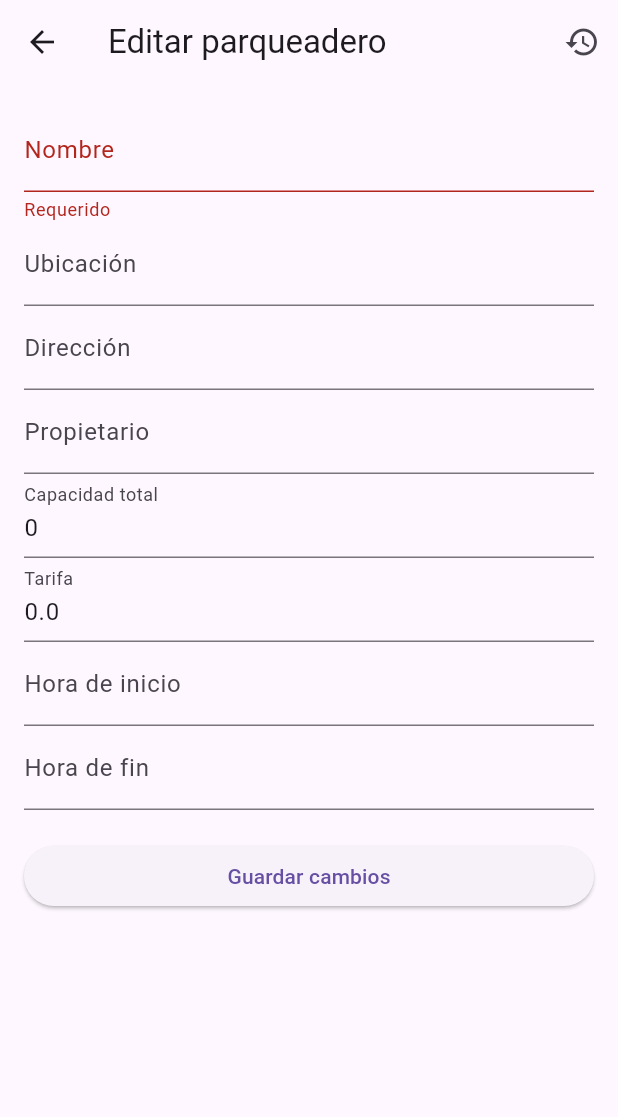
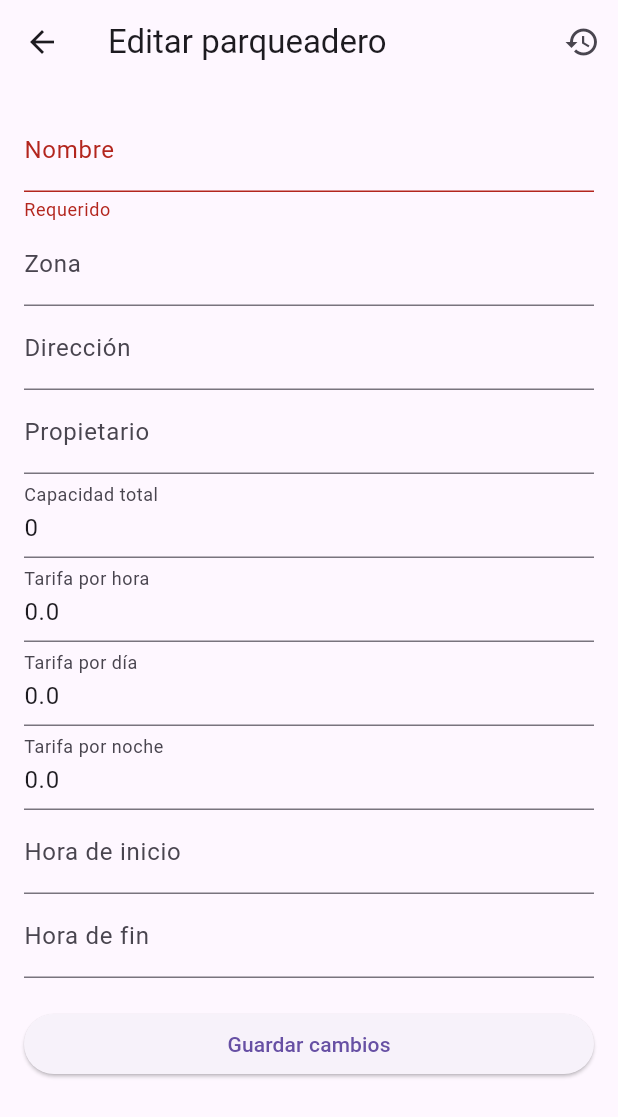
Before and after one commit to Esteban-GH39/parkfinder-app, a Flutter app: the EditarParqueaderoScreen screen opened directly with empty values, after a tap on "Guardar cambios", on a phone screen of 412 x 824 dp. Shown: the top 1117 px of the screen. Run offline on Flutter 3.47's test engine with Material 3 defaults, Android fonts, the phone set to English and light mode, and no system bars.

Commit message:
fix(HU-19): alinear frontend de edicion con el backend (zona, tarifaHora/Dia/Noche, capacidadTotal)

```diff
--- a/lib/models/parqueadero.dart
+++ b/lib/models/parqueadero.dart
@@ -2,10 +2,12 @@ class Parqueadero {
   final int id;
   final String nombre;
   final String direccion;
-  final String ubicacion;
+  final String zona;
   final String nombrePropietario;
   final int? capacidadTotal;
-  final double? tarifa;
+  final double? tarifaHora;
+  final double? tarifaDia;
+  final double? tarifaNoche;
   final String? horaInicio;
   final String? horaFin;
 
@@ -13,10 +15,12 @@ class Parqueadero {
     required this.id,
     required this.nombre,
     required this.direccion,
-    required this.ubicacion,
+    required this.zona,
     required this.nombrePropietario,
     this.capacidadTotal,
-    this.tarifa,
+    this.tarifaHora,
+    this.tarifaDia,
+    this.tarifaNoche,
     this.horaInicio,
     this.horaFin,
   });
@@ -26,10 +30,12 @@ class Parqueadero {
       id: json['id'] as int,
       nombre: json['nombre'] as String? ?? '',
       direccion: json['direccion'] as String? ?? '',
-      ubicacion: json['ubicacion'] as String? ?? '',
+      zona: json['zona'] as String? ?? '',
       nombrePropietario: json['nombrePropietario'] as String? ?? '',
       capacidadTotal: (json['capacidadTotal'] as num?)?.toInt(),
-      tarifa: (json['tarifa'] as num?)?.toDouble(),
+      tarifaHora: (json['tarifaHora'] as num?)?.toDouble(),
+      tarifaDia: (json['tarifaDia'] as num?)?.toDouble(),
+      tarifaNoche: (json['tarifaNoche'] as num?)?.toDouble(),
       horaInicio: json['horaInicio'] as String?,
       horaFin: json['horaFin'] as String?,
     );
--- a/lib/screens/admin/editar_parqueadero_screen.dart
+++ b/lib/screens/admin/editar_parqueadero_screen.dart
@@ -32,8 +32,8 @@ class _EditarParqueaderoScreenState extends State<EditarParqueaderoScreen> {
   late final _nombreCtrl = TextEditingController(
     text: widget.parqueadero.nombre,
   );
-  late final _ubicacionCtrl = TextEditingController(
-    text: widget.parqueadero.ubicacion,
+  late final _zonaCtrl = TextEditingController(
+    text: widget.parqueadero.zona,
   );
   late final _direccionCtrl = TextEditingController(
     text: widget.parqueadero.direccion,
@@ -44,8 +44,14 @@ class _EditarParqueaderoScreenState extends State<EditarParqueaderoScreen> {
   late final _capacidadCtrl = TextEditingController(
     text: widget.parqueadero.capacidadTotal?.toString() ?? '',
   );
-  late final _tarifaCtrl = TextEditingController(
-    text: widget.parqueadero.tarifa?.toString() ?? '',
+  late final _tarifaHoraCtrl = TextEditingController(
+    text: widget.parqueadero.tarifaHora?.toString() ?? '',
+  );
+  late final _tarifaDiaCtrl = TextEditingController(
+    text: widget.parqueadero.tarifaDia?.toString() ?? '',
+  );
+  late final _tarifaNocheCtrl = TextEditingController(
+    text: widget.parqueadero.tarifaNoche?.toString() ?? '',
   );
   late final _horaInicioCtrl = TextEditingController(
     text: widget.parqueadero.horaInicio ?? '',
@@ -62,11 +68,13 @@ class _EditarParqueaderoScreenState extends State<EditarParqueaderoScreen> {
   @override
   void dispose() {
     _nombreCtrl.dispose();
-    _ubicacionCtrl.dispose();
+    _zonaCtrl.dispose();
     _direccionCtrl.dispose();
     _propietarioCtrl.dispose();
     _capacidadCtrl.dispose();
-    _tarifaCtrl.dispose();
+    _tarifaHoraCtrl.dispose();
+    _tarifaDiaCtrl.dispose();
+    _tarifaNocheCtrl.dispose();
     _horaInicioCtrl.dispose();
     _horaFinCtrl.dispose();
     super.dispose();
@@ -81,16 +89,18 @@ class _EditarParqueaderoScreenState extends State<EditarParqueaderoScreen> {
     });
 
     // Los nombres de estas claves son los que espera ParqueaderoActualizarDto
-    // en el backend, que no son los mismos que los de la entidad: "capacidad"
-    // (no "capacidadTotal") y "horaFinal" (no "horaFin"). Un campo vacío se
-    // envía como null, para que el backend lo interprete como "no cambiar".
+    // en el backend, que no son los mismos que los de la entidad en un caso:
+    // "horaFinal" (no "horaFin"). Un campo vacío se envía como null, para que
+    // el backend lo interprete como "no cambiar".
     final campos = {
       'nombre': _nuloSiVacio(_nombreCtrl.text),
       'direccion': _nuloSiVacio(_direccionCtrl.text),
-      'ubicacion': _nuloSiVacio(_ubicacionCtrl.text),
+      'zona': _nuloSiVacio(_zonaCtrl.text),
       'nombrePropietario': _nuloSiVacio(_propietarioCtrl.text),
-      'capacidad': int.tryParse(_capacidadCtrl.text),
-      'tarifa': double.tryParse(_tarifaCtrl.text),
+      'capacidadTotal': int.tryParse(_capacidadCtrl.text),
+      'tarifaHora': double.tryParse(_tarifaHoraCtrl.text),
+      'tarifaDia': double.tryParse(_tarifaDiaCtrl.text),
+      'tarifaNoche': double.tryParse(_tarifaNocheCtrl.text),
       'horaInicio': _nuloSiVacio(_horaInicioCtrl.text),
       'horaFinal': _nuloSiVacio(_horaFinCtrl.text),
     };
@@ -187,8 +197,8 @@ class _EditarParqueaderoScreenState extends State<EditarParqueaderoScreen> {
                     (v == null || v.trim().isEmpty) ? 'Requerido' : null,
               ),
               TextFormField(
-                controller: _ubicacionCtrl,
-                decoration: const InputDecoration(labelText: 'Ubicación'),
+                controller: _zonaCtrl,
+                decoration: const InputDecoration(labelText: 'Zona'),
               ),
               TextFormField(
                 controller: _direccionCtrl,
@@ -205,8 +215,20 @@ class _EditarParqueaderoScreenState extends State<EditarParqueaderoScreen> {
                 validator: _validarEnteroNoNegativo,
               ),
               TextFormField(
-                controller: _tarifaCtrl,
-                decoration: const InputDecoration(labelText: 'Tarifa'),
+                controller: _tarifaHoraCtrl,
+                decoration: const InputDecoration(labelText: 'Tarifa por hora'),
+                keyboardType: TextInputType.number,
+                validator: _validarDecimalNoNegativo,
+              ),
+              TextFormField(
+                controller: _tarifaDiaCtrl,
+                decoration: const InputDecoration(labelText: 'Tarifa por día'),
+                keyboardType: TextInputType.number,
+                validator: _validarDecimalNoNegativo,
+              ),
+              TextFormField(
+                controller: _tarifaNocheCtrl,
+                decoration: const InputDecoration(labelText: 'Tarifa por noche'),
                 keyboardType: TextInputType.number,
                 validator: _validarDecimalNoNegativo,
               ),
```
Also changed, not shown: 1 other file.
